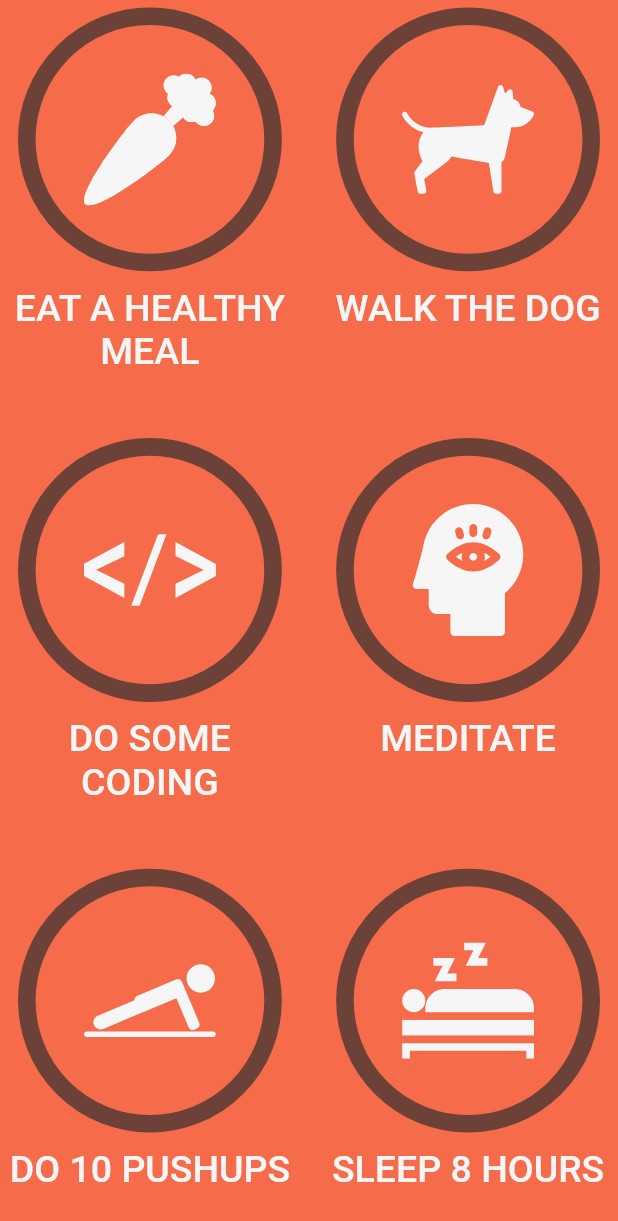
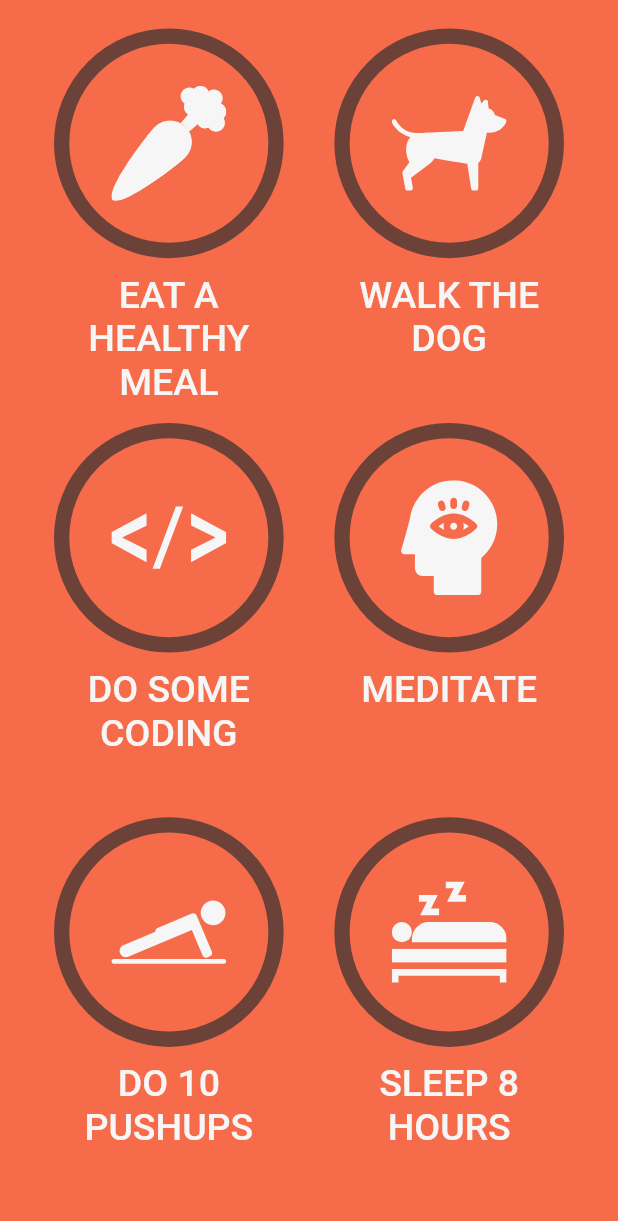
Before and after one commit to sanjeevi12/habit_tracker, a Flutter app: the screen it shows after launch, on a phone screen of 412 x 824 dp. Shown: the top 1221 px of the screen. Run offline on Flutter 3.47's test engine with Material 2 defaults, Android fonts, the phone set to English and light mode, and no system bars; our stand-ins replace flutter_svg, hive, hive_flutter; accounts and stored records are empty; Roboto replaces fonts that are missing (Helvetica Neue).

```diff
--- a/lib/ui/home/grid_task.dart
+++ b/lib/ui/home/grid_task.dart
@@ -15,13 +15,13 @@ class GridTask extends StatelessWidget {
       builder: (context, constraints) {
         final crossAxisSpacing = constraints.maxWidth * 0.05;
         final taskWidth = (constraints.maxWidth - crossAxisSpacing) / 2.0;
-        const aspectRatio = 0.80;
+        const aspectRatio = 0.65;
         final taskHeight = taskWidth / aspectRatio;
         final mainAxisSpacing =
             max((constraints.maxHeight - taskHeight * 3) / 2.0, 0.1);
         return GridView.builder(
           padding: EdgeInsets.zero,
-          physics: const NeverScrollableScrollPhysics(),
+          physics:  NeverScrollableScrollPhysics(),
           gridDelegate: SliverGridDelegateWithFixedCrossAxisCount(
             crossAxisCount: 2,
             crossAxisSpacing: crossAxisSpacing,
--- /dev/null
+++ b/lib/ui/home/grid_task_page.dart
@@ -0,0 +1,34 @@
+import 'package:flutter/material.dart';
+import 'package:habit_tracker_flutter/models/task_preset.dart';
+import 'package:habit_tracker_flutter/ui/home/grid_task.dart';
+import 'package:habit_tracker_flutter/ui/theming/app_theme.dart';
+
+class GridTaskPage extends StatelessWidget {
+  const GridTaskPage({Key? key, required this.tasks}) : super(key: key);
+  final List<TaskPreset> tasks;
+
+  @override
+  Widget build(BuildContext context) {
+    return Scaffold(
+      backgroundColor: AppTheme.of(context).primary,
+      body: SafeArea(
+        child: GridTaskContent(
+          tasks: tasks,
+        ),
+      ),
+    );
+  }
+}
+
+class GridTaskContent extends StatelessWidget {
+  const GridTaskContent({Key? key, required this.tasks}) : super(key: key);
+
+  final List<TaskPreset> tasks;
+  @override
+  Widget build(BuildContext context) {
+    return Padding(
+      padding: const EdgeInsets.symmetric(horizontal: 24.0, vertical: 14),
+      child: GridTask(tasks: tasks),
+    );
+  }
+}
--- a/lib/ui/home/home_page.dart
+++ b/lib/ui/home/home_page.dart
@@ -7,6 +7,8 @@ import 'package:habit_tracker_flutter/ui/task/task_completion_ring.dart';
 import 'package:habit_tracker_flutter/ui/task/task_with_name.dart';
 import 'package:habit_tracker_flutter/ui/theming/app_theme.dart';
 
+import 'grid_task_page.dart';
+
 class HomePage extends StatelessWidget {
   @override
   Widget build(BuildContext context) {
@@ -14,18 +16,16 @@ class HomePage extends StatelessWidget {
         backgroundColor: AppTheme.of(context).primary,
         body: SafeArea(
           child: Padding(
-          padding: const EdgeInsets.symmetric(horizontal:4,vertical: 5),
-          child: GridTask(
-            tasks:[
-TaskPreset(name: 'Eat a Healthy Meal', iconName: AppAssets.carrot),
+            padding: EdgeInsets.symmetric(horizontal: 4, vertical: 5),
+            child: GridTaskPage(tasks: [
+              TaskPreset(
+                  name: 'Eat a Healthy Meal', iconName: AppAssets.carrot),
               TaskPreset(name: 'Walk the Dog', iconName: AppAssets.dog),
               TaskPreset(name: 'Do Some Coding', iconName: AppAssets.html),
               TaskPreset(name: 'Meditate', iconName: AppAssets.meditation),
               TaskPreset(name: 'Do 10 Pushups', iconName: AppAssets.pushups),
               TaskPreset(name: 'Sleep 8 Hours', iconName: AppAssets.rest),
-            ]
-
-          ),
+            ]),
           ),
         )
 
--- a/lib/ui/task/task_with_name.dart
+++ b/lib/ui/task/task_with_name.dart
@@ -11,7 +11,7 @@ class TaskWithName extends StatelessWidget {
   Widget build(BuildContext context) {
     return Column(mainAxisSize: MainAxisSize.min, children: [
       Padding(
-        padding: const EdgeInsets.symmetric(horizontal:8),
+        padding: const EdgeInsets.symmetric(horizontal: 8),
         child: AnimatedTask(
           iconData: task.iconName,
         ),
```
Also changed, not shown: lib/main.dart (+7 -0 lines), lib/models/task.dart (added, +14 -0 lines), lib/persistance/hive_data_store.dart (added, +21 -0 lines), pubspec.yaml (+7 -1 lines), lib/models/task.g.dart (added), pubspec.lock. Lines whose indentation alone changed are shown as unchanged.
